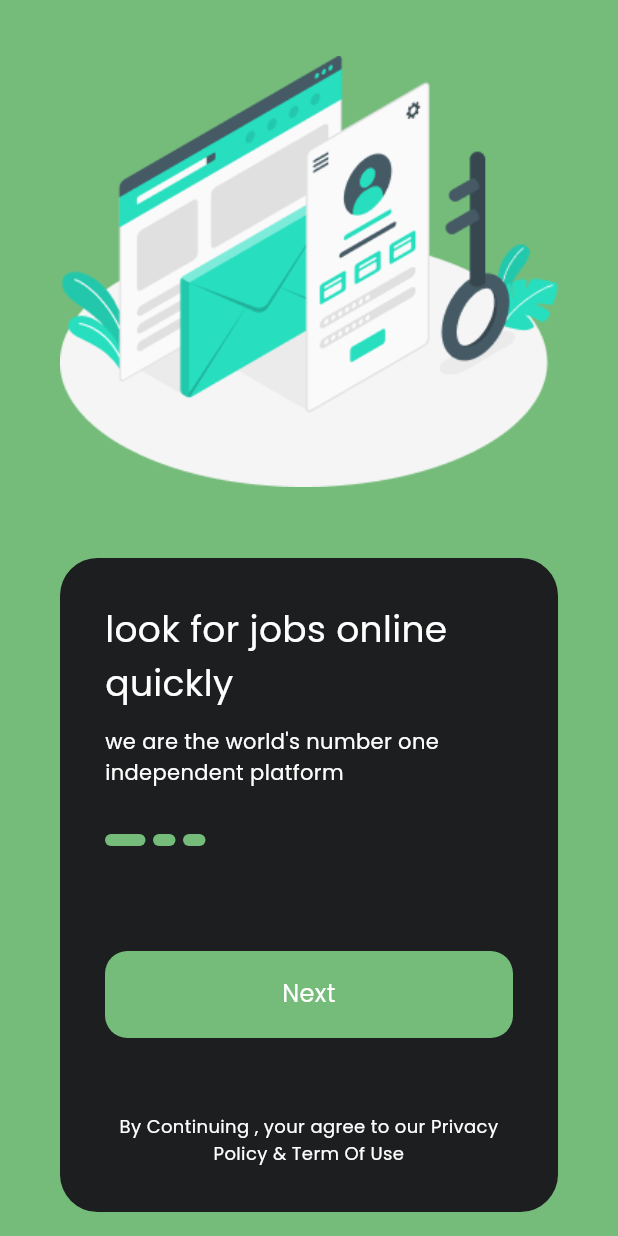
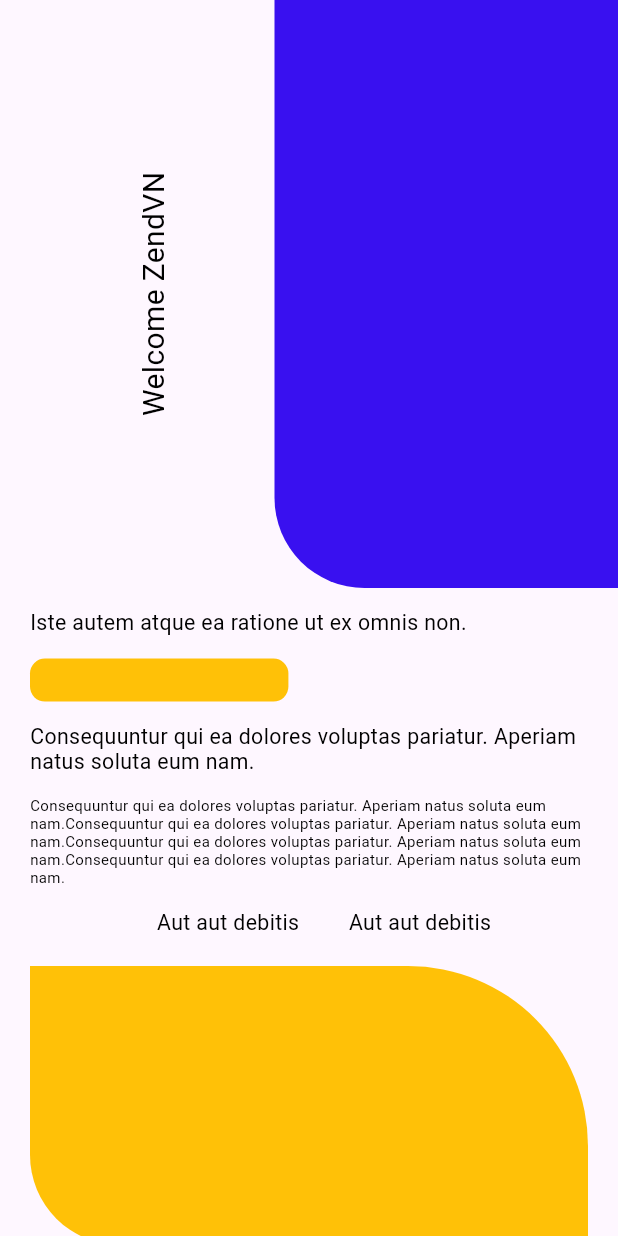
Before and after one commit to NguyenQuocTuan05/flutter2, a Flutter app: the screen it shows after launch, on a phone screen of 412 x 824 dp. Run offline on Flutter 3.47's test engine with Material 3 defaults, Android fonts, the light colour scheme and no system bars; our stand-ins replace flutter_screenutil, flutter_social_button, google_fonts.

Commit message:
fisrt pages

```diff
--- a/lib/myapp/myapp.dart
+++ b/lib/myapp/myapp.dart
@@ -1,5 +1,9 @@
 import 'package:flutter/material.dart';
 import 'package:flutter_screenutil/flutter_screenutil.dart';
+import 'package:pages_zendvn/pages/b3_flutter/interface.dart';
+import 'package:pages_zendvn/pages/b3_flutter/rolls.dart';
+import 'package:pages_zendvn/pages/b3_flutter/traing.dart';
+import 'package:pages_zendvn/pages/b3_flutter/weather.dart';
 import 'package:pages_zendvn/pages/jobs.dart';
 import 'package:pages_zendvn/pages/loyalty.dart';
 import 'package:pages_zendvn/pages/socials.dart';
@@ -26,7 +30,7 @@ class MyApp extends StatelessWidget {
           home: child,
         );
       },
-      child: const Jobs(),
+      child: const Interface(),
     );
   }
 }
--- /dev/null
+++ b/lib/pages/b3_flutter/interface.dart
@@ -0,0 +1,119 @@
+import 'dart:math';
+
+import 'package:flutter/material.dart';
+import 'package:flutter_screenutil/flutter_screenutil.dart';
+
+class Interface extends StatelessWidget {
+  const Interface({super.key});
+  @override
+  Widget build(BuildContext context) {
+    return Scaffold(
+      body: SingleChildScrollView(
+        child: Padding(
+          padding: const EdgeInsets.only(left: 20),
+          child: Column(
+            crossAxisAlignment: CrossAxisAlignment.start,
+            children: [
+              AspectRatio(
+                aspectRatio: 1,
+                child: Row(
+                  children: [
+                    Transform(
+                      transform: Matrix4.rotationZ(-pi / 2),
+                      alignment: Alignment.center,
+                      child: const Text(
+                        'Welcome ZendVN',
+                        style: TextStyle(color: Colors.black, fontSize: 20),
+                      ),
+                    ),
+                    Expanded(
+                      child: Container(
+                        decoration: const BoxDecoration(
+                            borderRadius: BorderRadius.only(
+                              bottomLeft: Radius.circular(60),
+                            ),
+                            color: Color.fromARGB(255, 57, 16, 240)),
+                      ),
+                    ),
+                  ],
+                ),
+              ),
+              const SizedBox(
+                height: 15,
+              ),
+              const Text(
+                'Iste autem atque ea ratione ut ex omnis non.',
+                style: TextStyle(color: Colors.black),
+              ),
+              const SizedBox(
+                height: 15,
+              ),
+              Padding(
+                padding: EdgeInsets.only(right: 200.w),
+                child: AspectRatio(
+                  aspectRatio: 6 / 1,
+                  child: Container(
+                    decoration: BoxDecoration(
+                      borderRadius: BorderRadius.circular(10),
+                      color: Colors.amber,
+                    ),
+                  ),
+                ),
+              ),
+              const SizedBox(
+                height: 15,
+              ),
+              const Text(
+                'Consequuntur qui ea dolores voluptas pariatur. Aperiam natus soluta eum nam.',
+                style: TextStyle(color: Colors.black),
+              ),
+              const SizedBox(
+                height: 15,
+              ),
+              const Text(
+                'Consequuntur qui ea dolores voluptas pariatur. Aperiam natus soluta eum nam.Consequuntur qui ea dolores voluptas pariatur. Aperiam natus soluta eum nam.Consequuntur qui ea dolores voluptas pariatur. Aperiam natus soluta eum nam.Consequuntur qui ea dolores voluptas pariatur. Aperiam natus soluta eum nam.',
+                style: TextStyle(color: Colors.black, fontSize: 10),
+              ),
+              const SizedBox(
+                height: 15,
+              ),
+              Row(
+                mainAxisAlignment: MainAxisAlignment.center,
+                children: [
+                  const Text(
+                    'Aut aut debitis',
+                    style: TextStyle(color: Colors.black),
+                  ),
+                  SizedBox(
+                    width: 30.w,
+                  ),
+                  const Text(
+                    'Aut aut debitis',
+                    style: TextStyle(color: Colors.black),
+                  ),
+                ],
+              ),
+              SizedBox(
+                height: 20.h,
+              ),
+              Padding(
+                padding: const EdgeInsets.only(right: 20),
+                child: AspectRatio(
+                  aspectRatio: 2 / 1,
+                  child: Container(
+                    decoration: const BoxDecoration(
+                        borderRadius: BorderRadius.only(
+                          topRight: Radius.circular(120),
+                          bottomLeft: Radius.circular(60),
+                        ),
+                        color: Colors.amber),
+                  ),
+                ),
+              )
+            ],
+          ),
+        ),
+      ),
+    );
+  }
+}
```
Also changed, not shown: lib/pages/b3_flutter/rolls.dart (added, +149 -0 lines), lib/pages/b3_flutter/traing.dart (added, +186 -0 lines), lib/pages/b3_flutter/weather.dart (added, +107 -0 lines).
